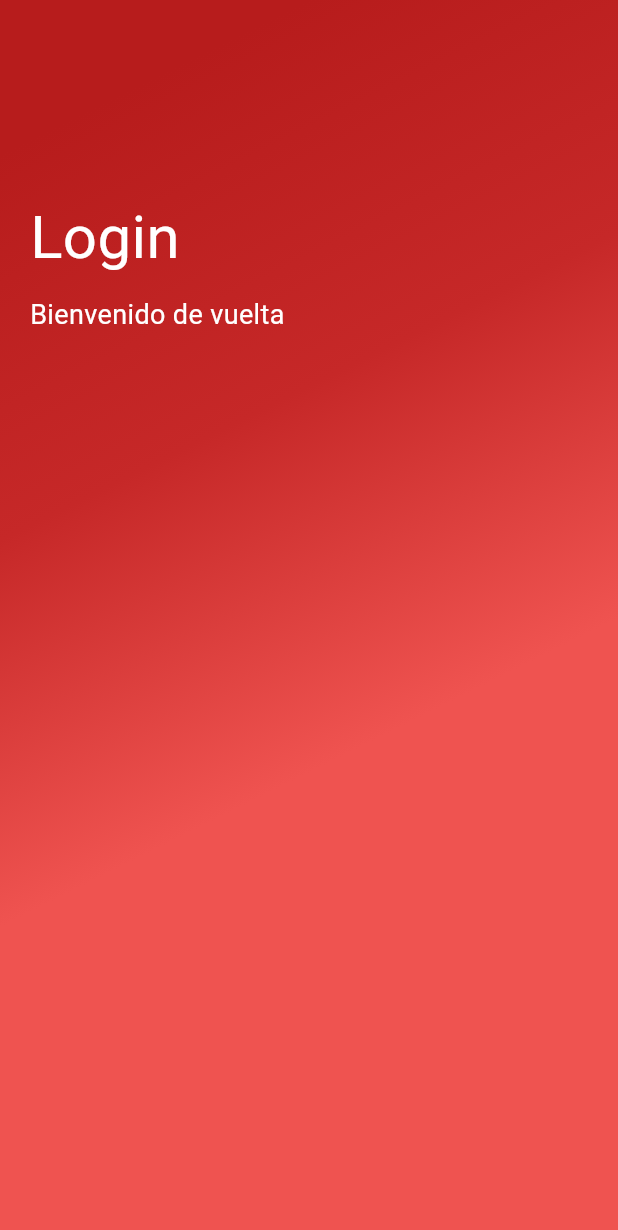
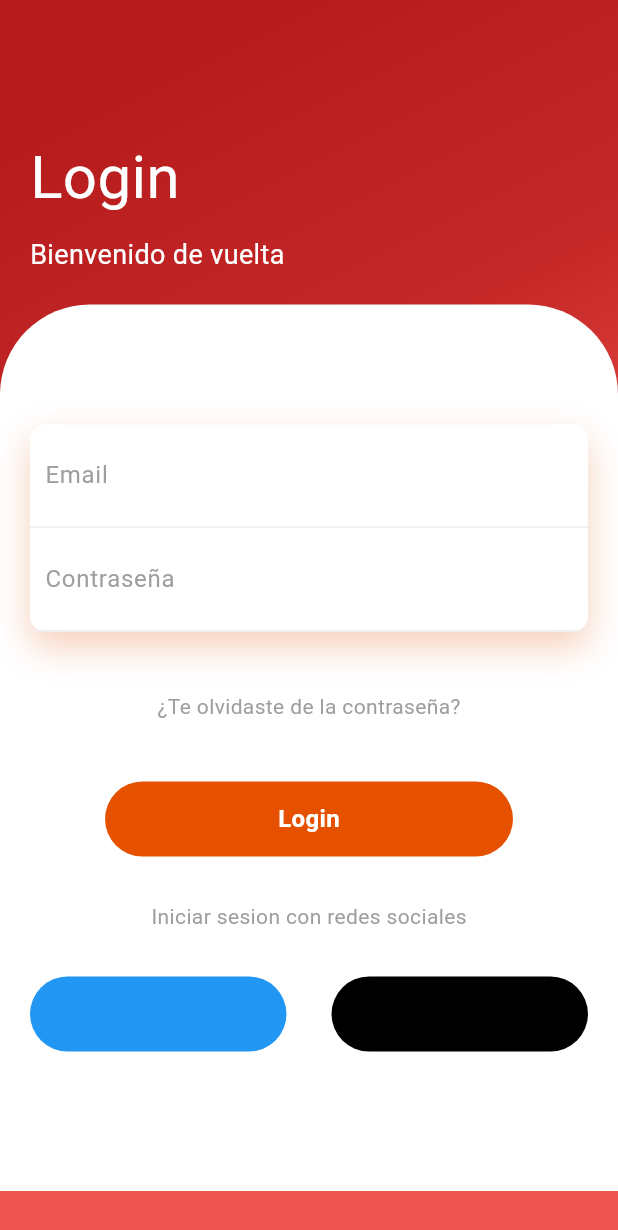
Before and after one commit to ripleyos/ProyectoGimnasio, a Flutter app: the screen it shows after launch, on a phone screen of 412 x 824 dp. Shown: the top 1230 px of the screen. Run offline on Flutter 3.47's test engine with Material 3 defaults, Android fonts, the phone set to English and light mode, and no system bars; our stand-ins replace firebase_auth, flutter_secure_storage; accounts and stored records are empty; statements that could not run were skipped.

Commit message:
La vista esta casi terminada falta ajustar los tamaños y poner dos textbox, y de funcionalidad falta linkear el boton de login y tambien los textbox de email y contraseña, logicamente tambien falta lo de iniciar sesion con redes sociales

```diff
--- a/trabajologinflutter/lib/Pages/login_page.dart
+++ b/trabajologinflutter/lib/Pages/login_page.dart
@@ -24,7 +24,7 @@
     if (errorMessage == null) {
       Navigator.pushReplacement(
         context,
-        MaterialPageRoute(builder: (context) => NewPage()), // Cambia "NewPage" al nombre de tu nueva página
+        MaterialPageRoute(builder: (context) => RegistroPage()), // Cambia "NewPage" al nombre de tu nueva página
       );
     } else {
       showDialog(
@@ -63,10 +63,10 @@
             ]
           )
         ),
-        child: const Column(
+        child: Column(
           crossAxisAlignment: CrossAxisAlignment.start,
           children: <Widget>[
-            SizedBox(height: 80,),
+            SizedBox(height: 40,),
             Padding(
               padding: EdgeInsets.all(20),
                 child: Column(
@@ -77,25 +77,110 @@
                     Text("Bienvenido de vuelta",style: TextStyle(color: Colors.white, fontSize: 18),),
                 ],
                ),
+              ),
+              Expanded(
+                child: Container(
+                  decoration: BoxDecoration(
+                    color: Colors.white,
+                    borderRadius: BorderRadius.only(topLeft: Radius.circular(60),topRight: Radius.circular(60))
+                  ),
+                  child: Padding(
+                    padding: EdgeInsets.all(20),
+                    child: Column(
+                      children: <Widget>[
+                        SizedBox(height: 60,),
+                        Container(
+
+                          decoration: BoxDecoration(
+                            color: Colors.white,
+                            borderRadius: BorderRadius.circular(10),
+                            boxShadow: [BoxShadow(
+                              color: Color.fromRGBO(225, 95, 27, .3),
+                              blurRadius: 20,
+                              offset: Offset(0, 10)
+                            )]
+                          ),
+                          child: Column(
+                            children: <Widget>[
+                              Container(
+                                padding: EdgeInsets.all(10),
+                                decoration: BoxDecoration(
+                                  border: Border(bottom: BorderSide(color: Colors.grey[200] ?? Colors.transparent))
+                                ),
+                                child: TextField(
+                                  decoration: InputDecoration(
+                                    hintText: "Email",
+                                    hintStyle: TextStyle(color: Colors.grey),
+                                    border: InputBorder.none,
+                                  ),
+                                ),
+                              ),
+                              Container(
+                                padding: EdgeInsets.all(10),
+                                decoration: BoxDecoration(
+                                  border: Border(bottom: BorderSide(color: Colors.grey[200] ?? Colors.transparent))
+                                ),
+                                child: TextField(
+                                  decoration: InputDecoration(
+                                    hintText: "Contraseña",
+                                    hintStyle: TextStyle(color: Colors.grey),
+                                    border: InputBorder.none,
+                                  ),
+                                ),
+                              )
+                            ],
+                          ),
+                        ),
+                        SizedBox(height: 40,),
+                        Text("¿Te olvidaste de la contraseña?",style: TextStyle(color: Colors.grey),),
+                        SizedBox(height: 40,),
+                        Container(
+                          height: 50,
+                          margin: EdgeInsets.symmetric(horizontal: 50),
+                          decoration: BoxDecoration(
+                            borderRadius: BorderRadius.circular(50),
+                            color: Colors.orange[900]
+                          ),
+                          child: Center(
+                            child: Text("Login", style: TextStyle(color: Colors.white, fontSize: 16, fontWeight: FontWeight.bold),)
+                            ),
+                        ),
+                        SizedBox(height: 30,),
+                        Text("Iniciar sesion con redes sociales",style: TextStyle(color: Colors.grey),),
+                        SizedBox(height: 30,),
+                        Row(
+                          children: <Widget>[
+                            Expanded(
+                            child:Container(
+                              height: 50,
+                              decoration: BoxDecoration(
+                                borderRadius: BorderRadius.circular(50),
+                                color: Colors.blue
+                              ),
+                            ),
+                            ),
+                            SizedBox(width: 30,),
+                            Expanded(
+                            child:Container(
+                              height: 50,
+                              decoration: BoxDecoration(
+                                borderRadius: BorderRadius.circular(50),
+                                color: Colors.black
+                              ),
+                            ),
+                            )
+                          ],
+                        )
+                      ],
+                      ),
+                    ),
+                ),
               )
-          ]
-        )
+          ],
+        ),
       ),
     );
 
 }
 
-
-class NewPage extends StatelessWidget {
-  @override
-  Widget build(BuildContext context) {
-    return Scaffold(
-      appBar: AppBar(
-        title: const Text('Página Nueva'),
-      ),
-      body: const Center(
-        child: Text('Has iniciado sesión correctamente!'),
-      ),
-    );
-  }
 }
```
